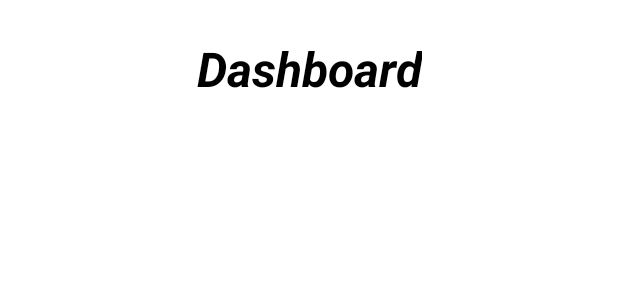
After one commit to kaushiktarun05/FamTrac, an Android app: the layout fragment_dashboard.xml on its own in the app's theme, with its tools: preview values and no code run, on a phone screen of 412 x 824 dp. The commit adds this screen. Shown: the top 300 px of the screen. Run offline under Robolectric (Android 15) with nearby library versions, the phone set to English and light mode, and no system bars.

Commit message:
all fragments added

```diff
--- /dev/null
+++ b/app/src/main/res/layout/fragment_dashboard.xml
@@ -0,0 +1,22 @@
+<?xml version="1.0" encoding="utf-8"?>
+<androidx.constraintlayout.widget.ConstraintLayout xmlns:android="http://schemas.android.com/apk/res/android"
+    xmlns:tools="http://schemas.android.com/tools"
+    android:layout_width="match_parent"
+    android:layout_height="match_parent"
+    xmlns:app="http://schemas.android.com/apk/res-auto"
+    tools:context=".DashboardFragment">
+
+    <TextView
+        android:id="@+id/textView"
+        android:layout_width="wrap_content"
+        android:layout_height="wrap_content"
+        android:layout_marginTop="24dp"
+        android:text="Dashboard"
+        android:textColor="@color/black"
+        android:textSize="32sp"
+        android:textStyle="bold|italic"
+        app:layout_constraintEnd_toEndOf="parent"
+        app:layout_constraintStart_toStartOf="parent"
+        app:layout_constraintTop_toTopOf="parent" />
+
+</androidx.constraintlayout.widget.ConstraintLayout>
```
Also changed, not shown: app/src/main/java/com/example/famtrac/DashboardFragment.kt (added, +28 -0 lines), app/src/main/java/com/example/famtrac/MainActivity.kt (+13 -5 lines), app/src/main/java/com/example/famtrac/ProfileFragment.kt (added, +26 -0 lines), app/src/main/res/layout/fragment_profile.xml (added, +21 -0 lines).
